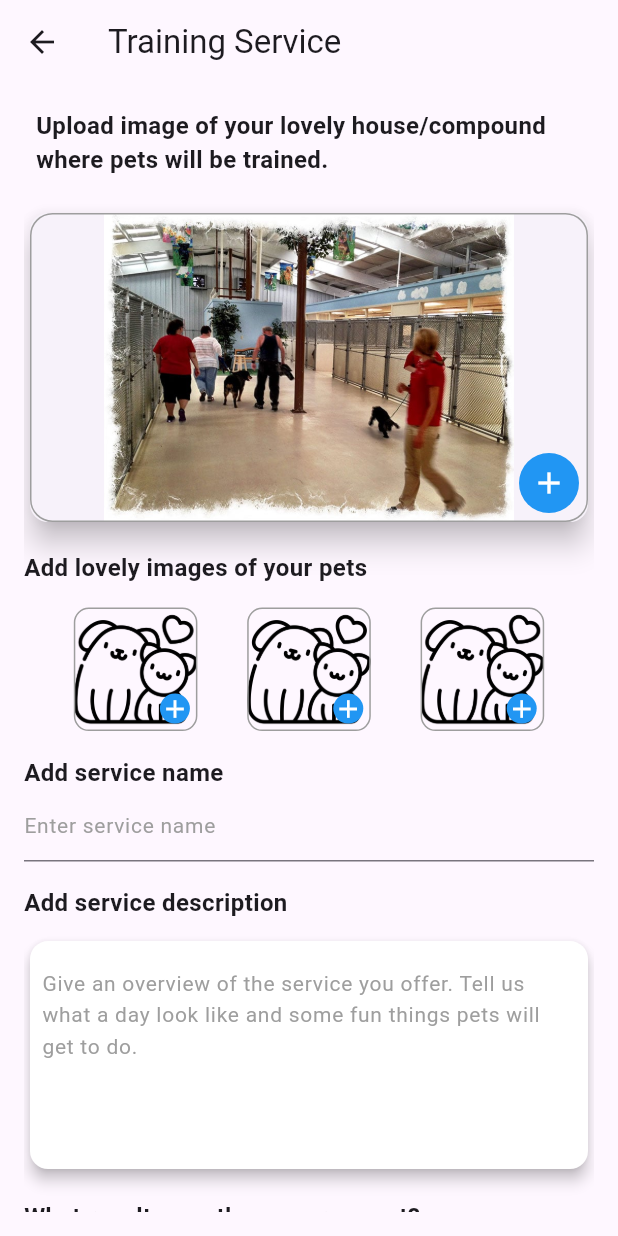
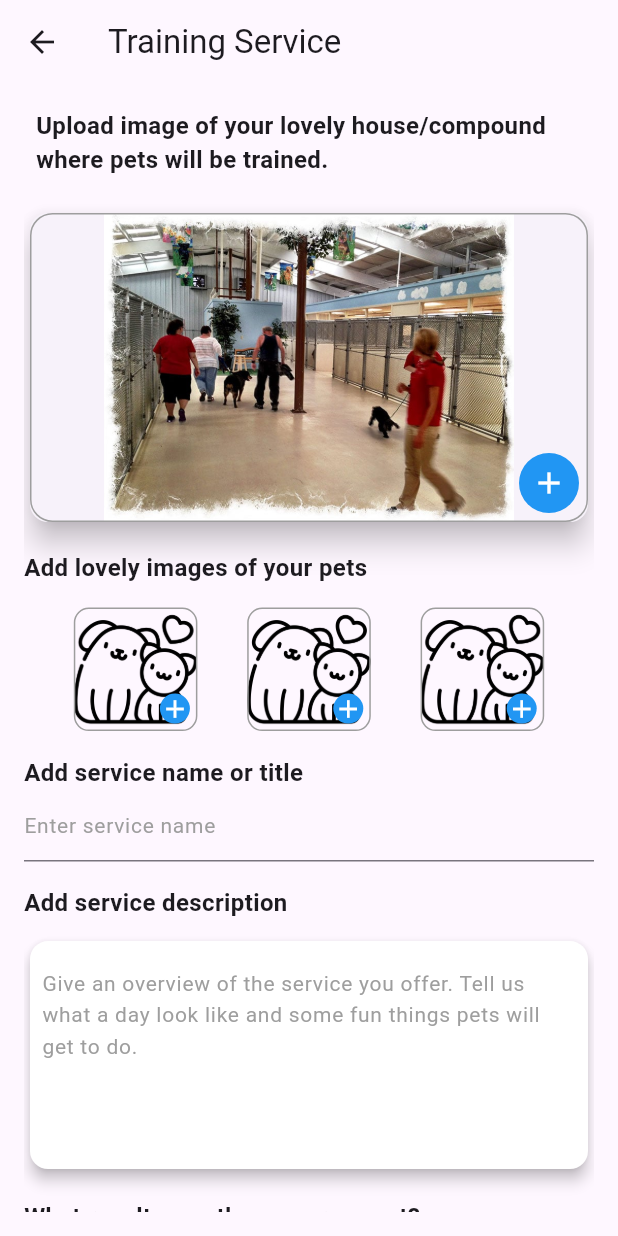
Before and after one commit to Rehman6578/pet_care_fyp, a Flutter app: the TrainingSerivce screen opened by its route, on a phone screen of 412 x 824 dp. Run offline on Flutter 3.47's test engine with Material 3 defaults, Android fonts, the phone set to English and light mode, and no system bars; our stand-ins replace cloud_firestore, firebase_auth, firebase_core, get, google_fonts, image_picker and 3 more; missing offline and left inert: dart:ffi, multiselect; accounts and stored records are empty; statements that could not run were skipped.

Commit message:
done ...x

```diff
--- a/lib/views/Dashboard/ProfileScreens/AddPetServices.dart
+++ b/lib/views/Dashboard/ProfileScreens/AddPetServices.dart
@@ -71,7 +71,7 @@ class _AddPetServicesState extends State<AddPetServices> {
               padding: const EdgeInsets.only(left: 8,right: 8,top: 5),
               child: InkWell(
                 onTap: () {
-                  // Get.to(AddBoardingService());
+                  Get.to(BoardingService());
                 },
                 child: Card(
                   elevation: 4.0,
--- a/lib/views/Dashboard/ProfileScreens/PetServices/TrainingSerivce.dart
+++ b/lib/views/Dashboard/ProfileScreens/PetServices/TrainingSerivce.dart
@@ -295,7 +295,7 @@ class _TrainingSerivceState extends State<TrainingSerivce> {
               ),
 
               const Text(
-                'Add service name',
+                'Add service name or title',
                 style: TextStyle(
                   fontSize: 16,
                   fontWeight: FontWeight.bold,
```
